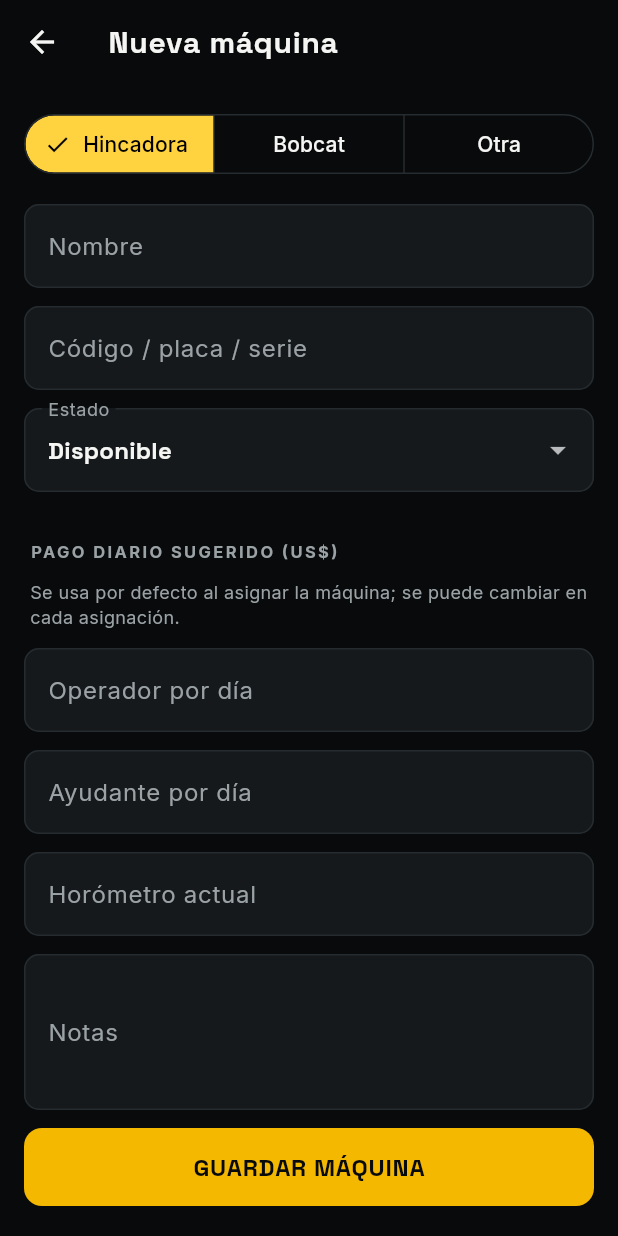
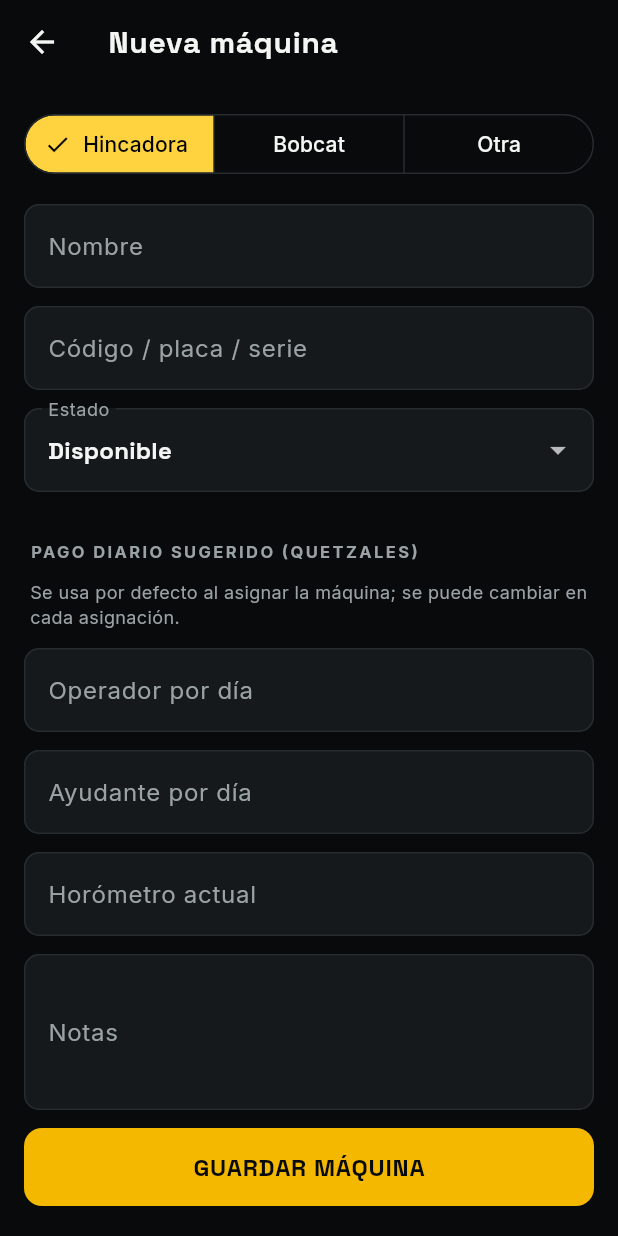
Before and after one commit to Polar000/Orvexa, a Flutter app: the MachineForm screen opened directly with empty values, on a phone screen of 412 x 824 dp. Run offline on Flutter 3.47's test engine with Material 3 defaults, Android fonts, the phone set to English and light mode, and no system bars; our stand-ins replace fl_chart, google_fonts, supabase_flutter; accounts and stored records are empty; network calls fail.

Commit message:
feat: pagos de operadores y ayudantes en quetzales con tipo de cambio
Co-Authored-By: Claude Opus 5.5 <noreply@anthropic.com>
Claude-Session: https://claude.ai/code/session_01CXdPRifnfs2EWSLDa2nenn

```diff
--- a/mobile/lib/models.dart
+++ b/mobile/lib/models.dart
@@ -160,7 +160,7 @@ class Assignment {
     required this.active,
   });
   int targetFor(Project p) => dailyTarget ?? p.dailyTarget;
-  double get dailyLabor => operatorDailyPay + (helperId != null ? helperDailyPay : 0);
+  double get dailyLabor => operatorDailyPay + (helperId != null ? helperDailyPay : 0); // Q
   factory Assignment.fromMap(Map<String, dynamic> m) => Assignment(
         id: m['id'],
         projectId: m['project_id'],
@@ -187,8 +187,9 @@ class DailyReport {
   final double? hours;
   final bool helperPresent;
   final String? notes;
-  final double operatorPay;
-  final double helperPay;
+  final double operatorPay; // Q
+  final double helperPay; // Q
+  final double fxRate; // Q por US$ del día del reporte
   DailyReport({
     required this.id,
     required this.assignmentId,
@@ -202,8 +203,10 @@ class DailyReport {
     this.notes,
     required this.operatorPay,
     required this.helperPay,
+    this.fxRate = 7.64,
   });
-  double get labor => operatorPay + helperPay;
+  double get labor => operatorPay + helperPay; // Q
+  double get laborUsd => labor / (fxRate <= 0 ? 1 : fxRate);
   factory DailyReport.fromMap(Map<String, dynamic> m) => DailyReport(
         id: m['id'],
         assignmentId: m['assignment_id'],
@@ -217,6 +220,7 @@ class DailyReport {
         notes: m['notes'],
         operatorPay: _d(m['operator_pay']),
         helperPay: _d(m['helper_pay']),
+        fxRate: m['fx_rate'] == null ? 7.64 : _d(m['fx_rate']),
       );
 }
 
@@ -311,9 +315,12 @@ class Expense {
 class CompanySettings {
   final double incomeTaxPct;
   final double employerSocialPct;
-  CompanySettings({required this.incomeTaxPct, required this.employerSocialPct});
+  final double usdToGtq; // tipo de cambio actual
+  CompanySettings({required this.incomeTaxPct, required this.employerSocialPct, this.usdToGtq = 7.64});
+  double toUsd(double gtq) => gtq / (usdToGtq <= 0 ? 1 : usdToGtq);
   factory CompanySettings.fromMap(Map<String, dynamic>? m) => CompanySettings(
         incomeTaxPct: _d(m?['income_tax_pct'] ?? 5),
         employerSocialPct: _d(m?['employer_social_pct'] ?? 0),
+        usdToGtq: _d(m?['usd_to_gtq'] ?? 7.64),
       );
 }
--- a/mobile/lib/screens/admin/dashboard_tab.dart
+++ b/mobile/lib/screens/admin/dashboard_tab.dart
@@ -20,7 +20,7 @@ class DashboardTab extends StatelessWidget {
           final today = dayOnly(now);
           final month = DateTime(now.year, now.month, 1);
           final active = d.projects.where((p) => p.status == 'activo').toList();
-          final stats = d.projects.map((p) => projectStats(p, d.reports, d.assignments, d.maintenance)).toList();
+          final stats = d.projects.map((p) => projectStats(p, d.reports, d.assignments, d.maintenance, usdToGtq: d.settings.usdToGtq)).toList();
           final unitsToday = d.reports.where((r) => dayOnly(r.date) == today).fold<int>(0, (s, r) => s + r.units);
           final targetToday = active.where((p) => isWorkDay(today, p.workDaysPerWeek)).fold<int>(0, (s, p) => s + p.dailyTarget);
           final unitsMonth = d.reports
--- a/mobile/lib/screens/admin/machines_tab.dart
+++ b/mobile/lib/screens/admin/machines_tab.dart
@@ -150,14 +150,14 @@ class _MachineFormState extends State<MachineForm> {
               items: machineStatusLabels,
               onChanged: (v) => setState(() => _status = v ?? _status),
             ),
-            const SectionTitle('Pago diario sugerido (US\$)'),
+            const SectionTitle('Pago diario sugerido (quetzales)'),
             const Padding(
               padding: EdgeInsets.only(bottom: 12, left: 4),
               child: Text('Se usa por defecto al asignar la máquina; se puede cambiar en cada asignación.',
                   style: TextStyle(color: Ox.lightGray, fontSize: 12)),
             ),
-            Field(_op, 'Operador por día', number: true, decimal: true, prefix: r'$ '),
-            if (_type == 'hincadora') Field(_hp, 'Ayudante por día', number: true, decimal: true, prefix: r'$ '),
+            Field(_op, 'Operador por día', number: true, decimal: true, prefix: 'Q '),
+            if (_type == 'hincadora') Field(_hp, 'Ayudante por día', number: true, decimal: true, prefix: 'Q '),
             Field(_hours, 'Horómetro actual', number: true, decimal: true, suffix: 'h'),
             Field(_notes, 'Notas', maxLines: 3),
             FilledButton(
@@ -218,8 +218,8 @@ class MachineDetail extends StatelessWidget {
               KpiGrid([
                 Kpi(label: 'Producción total', value: number(units), sub: '${reports.length} días reportados', icon: Icons.bar_chart),
                 Kpi(label: 'Horómetro', value: m.hourMeter == null ? '—' : '${numText(m.hourMeter)} h', icon: Icons.speed),
-                Kpi(label: 'Pago operador / día', value: money(m.operatorDailyPay), icon: Icons.person_outline),
-                if (m.needsHelper) Kpi(label: 'Pago ayudante / día', value: money(m.helperDailyPay), icon: Icons.group_outlined),
+                Kpi(label: 'Pago operador / día', value: quetzal(m.operatorDailyPay), icon: Icons.person_outline),
+                if (m.needsHelper) Kpi(label: 'Pago ayudante / día', value: quetzal(m.helperDailyPay), icon: Icons.group_outlined),
                 Kpi(label: 'Gasto mantenimiento', value: moneyShort(maintCost), icon: Icons.build_outlined),
               ]),
               const SectionTitle('Asignación actual'),
--- a/mobile/lib/screens/admin/people_tab.dart
+++ b/mobile/lib/screens/admin/people_tab.dart
@@ -39,7 +39,7 @@ class PeopleTab extends StatelessWidget {
                     leading: const Icon(Icons.payments_outlined, color: Ox.yellow),
                     title: Text('Planilla de ${mesLargo(now).toLowerCase()}'),
                     subtitle: const Text('Según días reportados'),
-                    trailing: Text(money(totalPay), style: Theme.of(context).textTheme.titleMedium?.copyWith(color: Ox.yellow)),
+                    trailing: Text(quetzal(totalPay), style: Theme.of(context).textTheme.titleMedium?.copyWith(color: Ox.yellow)),
                   ),
                 ),
                 for (final g in groups.entries)
@@ -74,7 +74,7 @@ class PeopleTab extends StatelessWidget {
           trailing: pay == null
               ? null
               : Column(mainAxisAlignment: MainAxisAlignment.center, crossAxisAlignment: CrossAxisAlignment.end, children: [
-                  Text(money0(pay.amount), style: const TextStyle(fontWeight: FontWeight.w700)),
+                  Text(quetzal0(pay.amount), style: const TextStyle(fontWeight: FontWeight.w700)),
                   Text('${pay.days} días', style: const TextStyle(fontSize: 11, color: Ox.lightGray)),
                 ]),
         ),
--- a/mobile/lib/screens/admin/projects_tab.dart
+++ b/mobile/lib/screens/admin/projects_tab.dart
@@ -76,7 +76,7 @@ class ProjectCard extends StatelessWidget {
   @override
   Widget build(BuildContext context) {
     final p = project;
-    final st = projectStats(p, data.reports, data.assignments, data.maintenance);
+    final st = projectStats(p, data.reports, data.assignments, data.maintenance, usdToGtq: data.settings.usdToGtq);
     final end = st.estimatedEnd(DateTime.now());
     final machines = data.assignments.where((a) => a.projectId == p.id && a.active).length;
     return Card(
--- a/mobile/lib/screens/operator/operator_home.dart
+++ b/mobile/lib/screens/operator/operator_home.dart
@@ -177,7 +177,7 @@ class _OperatorHomeState extends State<OperatorHome> {
           _infoRow(Icons.person_outline, 'Operador', people?.$1 ?? '—'),
           if (m.needsHelper) _infoRow(Icons.group_outlined, 'Ayudante', people?.$2 ?? 'Sin asignar'),
           if (target > 0) _infoRow(Icons.flag_outlined, 'Meta diaria', '${number(target)} ${p.unitName}'),
-          _infoRow(Icons.payments_outlined, 'Tu pago por día', money(myPay)),
+          _infoRow(Icons.payments_outlined, 'Tu pago por día', quetzal(myPay)),
           const Divider(height: 28),
           Row(children: [
             Expanded(child: _mini('Hoy', todayReport == null ? '—' : number(todayReport.units))),
@@ -196,7 +196,7 @@ class _OperatorHomeState extends State<OperatorHome> {
             ),
           ],
           const SizedBox(height: 6),
-          Text('Ganado esta semana: ${money(weekPay)}', style: const TextStyle(fontSize: 12, color: Ox.lightGray)),
+          Text('Ganado esta semana: ${quetzal(weekPay)}', style: const TextStyle(fontSize: 12, color: Ox.lightGray)),
           const SizedBox(height: 16),
           if (_canReport(a))
             FilledButton.icon(
--- a/mobile/lib/theme.dart
+++ b/mobile/lib/theme.dart
@@ -104,7 +104,12 @@ final _money0 = NumberFormat.currency(locale: 'en_US', symbol: r'$', decimalDigi
 final _compact = NumberFormat.compactCurrency(locale: 'en_US', symbol: r'$');
 final _num = NumberFormat.decimalPattern('en_US');
 
+final _q = NumberFormat.currency(locale: 'en_US', symbol: 'Q', decimalDigits: 2);
+final _q0 = NumberFormat.currency(locale: 'en_US', symbol: 'Q', decimalDigits: 0);
+
 String money(num v) => _money.format(v);
+String quetzal(num v) => _q.format(v);
+String quetzal0(num v) => _q0.format(v);
 String money0(num v) => _money0.format(v);
 String moneyShort(num v) => v.abs() >= 10000 ? _compact.format(v) : _money0.format(v);
 String number(num v) => _num.format(v);
```
Also changed, not shown: mobile/lib/calc.dart (+13 -8 lines), mobile/lib/screens/admin/assignment_form.dart (+4 -4 lines), mobile/lib/screens/admin/finance_tab.dart (+14 -7 lines), mobile/lib/screens/admin/project_detail.dart (+5 -5 lines), 9 other files.
